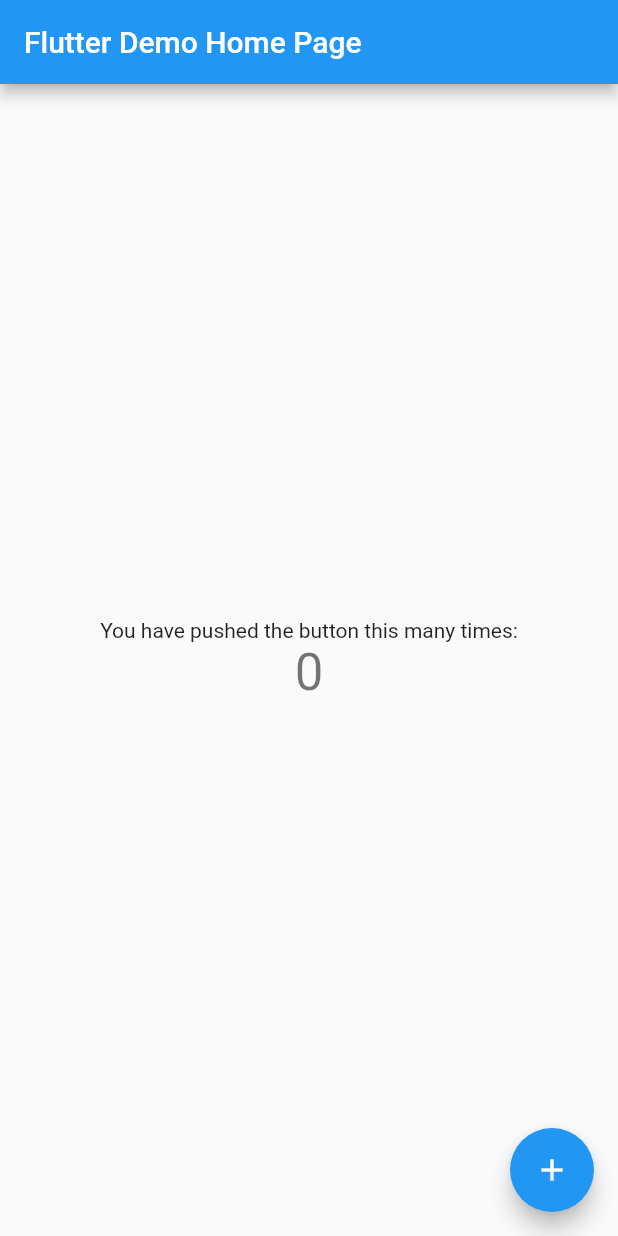
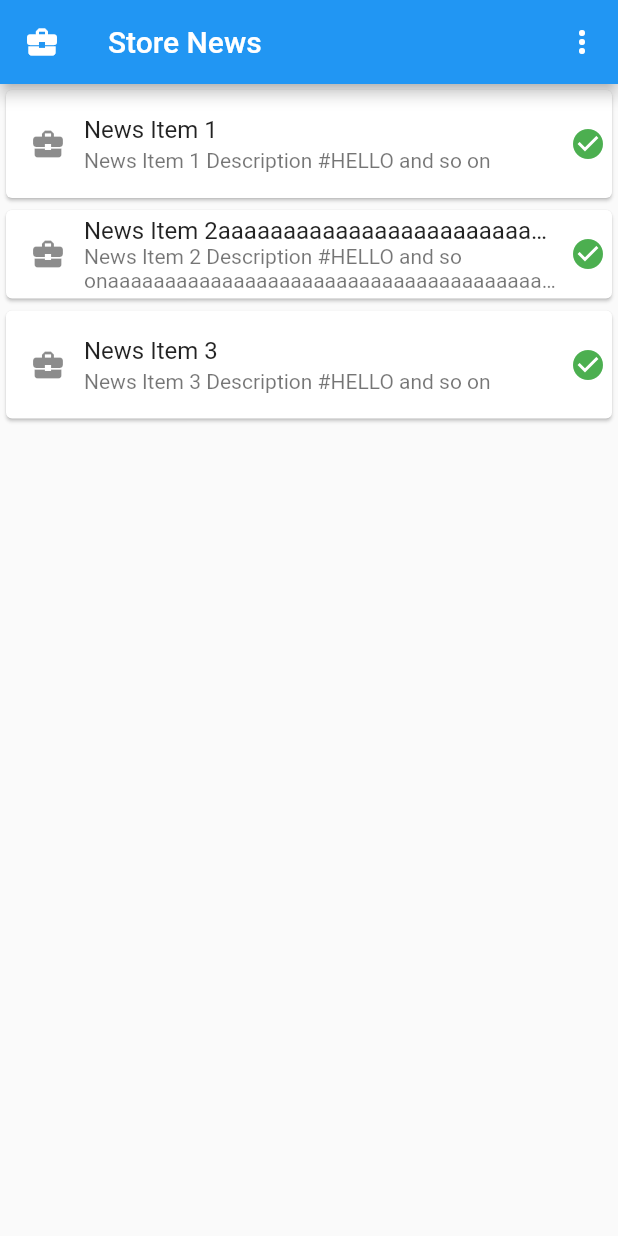
Before and after one commit to malthee/StoreNews.App, a Flutter app: the screen it shows after launch, on a phone screen of 412 x 824 dp. Run offline on Flutter 3.47's test engine with Material 2 defaults, Android fonts, the phone set to English and light mode, and no system bars; our stand-ins replace get_it, i18n_extension.

Commit message:
Added packages, first gui setups, scrapped line idea

```diff
--- /dev/null
+++ b/storenews/lib/domain/news_item.dart
@@ -0,0 +1,34 @@
+class NewsItem {
+  final String id;
+  final int storeNumber;
+  final int companyNumber;
+  final String name;
+  final String markdownContent;
+  final DateTime lastChanged;
+  final DateTime? expires;
+  final String? detailImageId;
+
+  NewsItem({
+    required this.id,
+    required this.name,
+    required this.markdownContent,
+    required this.storeNumber,
+    required this.companyNumber,
+    required this.lastChanged,
+    this.expires,
+    this.detailImageId,
+  });
+
+  factory NewsItem.fromJson(Map<String, dynamic> json) {
+    return NewsItem(
+      id: json['id'] as String,
+      name: json['name'] as String,
+      markdownContent: json['markdownContent'] as String,
+      storeNumber: json['storeNumber'] as int,
+      companyNumber: json['companyNumber'] as int,
+      lastChanged: DateTime.parse(json['lastChanged'] as String),
+      expires: json['expires'] == null ? null : DateTime.parse(json['expires'] as String),
+      detailImageId: json['detailImageId'] as String?,
+    );
+  }
+}
--- a/storenews/lib/main.dart
+++ b/storenews/lib/main.dart
@@ -1,115 +1,40 @@
 import 'package:flutter/material.dart';
+import 'package:flutter_localizations/flutter_localizations.dart';
+import 'package:get_it/get_it.dart';
+import 'package:i18n_extension/default.i18n.dart';
+import 'package:storenews/ui/pages/news_overview.dart';
+import 'package:storenews/util/constants.dart';
+
+final getIt = GetIt.instance;
 
 void main() {
-  runApp(const MyApp());
+  setupGetIt();
+  runApp(const StoreNewsApp());
 }
 
-class MyApp extends StatelessWidget {
-  const MyApp({super.key});
+void setupGetIt() {
+  //getIt.registerSingleton(instance)
+}
 
-  // This widget is the root of your application.
+class StoreNewsApp extends StatelessWidget {
+  const StoreNewsApp({super.key});
+
   @override
   Widget build(BuildContext context) {
     return MaterialApp(
-      title: 'Flutter Demo',
+      title: appName,
+      localizationsDelegates: const [
+        GlobalMaterialLocalizations.delegate,
+        GlobalWidgetsLocalizations.delegate,
+        GlobalCupertinoLocalizations.delegate
+      ],
+      supportedLocales: const [
+        Locale('en', 'US')
+      ],
       theme: ThemeData(
-        // This is the theme of your application.
-        //
-        // Try running your application with "flutter run". You'll see the
-        // application has a blue toolbar. Then, without quitting the app, try
-        // changing the primarySwatch below to Colors.green and then invoke
-        // "hot reload" (press "r" in the console where you ran "flutter run",
-        // or simply save your changes to "hot reload" in a Flutter IDE).
-        // Notice that the counter didn't reset back to zero; the application
-        // is not restarted.
         primarySwatch: Colors.blue,
       ),
-      home: const MyHomePage(title: 'Flutter Demo Home Page'),
+      home: NewsOverview(),
     );
   }
 }
-
-class MyHomePage extends StatefulWidget {
-  const MyHomePage({super.key, required this.title});
-
-  // This widget is the home page of your application. It is stateful, meaning
-  // that it has a State object (defined below) that contains fields that affect
-  // how it looks.
-
-  // This class is the configuration for the state. It holds the values (in this
-  // case the title) provided by the parent (in this case the App widget) and
-  // used by the build method of the State. Fields in a Widget subclass are
-  // always marked "final".
-
-  final String title;
-
-  @override
-  State<MyHomePage> createState() => _MyHomePageState();
-}
-
-class _MyHomePageState extends State<MyHomePage> {
-  int _counter = 0;
-
-  void _incrementCounter() {
-    setState(() {
-      // This call to setState tells the Flutter framework that something has
-      // changed in this State, which causes it to rerun the build method below
-      // so that the display can reflect the updated values. If we changed
-      // _counter without calling setState(), then the build method would not be
-      // called again, and so nothing would appear to happen.
-      _counter++;
-    });
-  }
-
-  @override
-  Widget build(BuildContext context) {
-    // This method is rerun every time setState is called, for instance as done
-    // by the _incrementCounter method above.
-    //
-    // The Flutter framework has been optimized to make rerunning build methods
-    // fast, so that you can just rebuild anything that needs updating rather
-    // than having to individually change instances of widgets.
-    return Scaffold(
-      appBar: AppBar(
-        // Here we take the value from the MyHomePage object that was created by
-        // the App.build method, and use it to set our appbar title.
-        title: Text(widget.title),
-      ),
-      body: Center(
-        // Center is a layout widget. It takes a single child and positions it
-        // in the middle of the parent.
-        child: Column(
-          // Column is also a layout widget. It takes a list of children and
-          // arranges them vertically. By default, it sizes itself to fit its
-          // children horizontally, and tries to be as tall as its parent.
-          //
-          // Invoke "debug painting" (press "p" in the console, choose the
-          // "Toggle Debug Paint" action from the Flutter Inspector in Android
-          // Studio, or the "Toggle Debug Paint" command in Visual Studio Code)
-          // to see the wireframe for each widget.
-          //
-          // Column has various properties to control how it sizes itself and
-          // how it positions its children. Here we use mainAxisAlignment to
-          // center the children vertically; the main axis here is the vertical
-          // axis because Columns are vertical (the cross axis would be
-          // horizontal).
-          mainAxisAlignment: MainAxisAlignment.center,
-          children: <Widget>[
-            const Text(
-              'You have pushed the button this many times:',
-            ),
-            Text(
-              '$_counter',
-              style: Theme.of(context).textTheme.headlineMedium,
-            ),
-          ],
-        ),
-      ),
-      floatingActionButton: FloatingActionButton(
-        onPressed: _incrementCounter,
-        tooltip: 'Increment',
-        child: const Icon(Icons.add),
-      ), // This trailing comma makes auto-formatting nicer for build methods.
-    );
-  }
-}
--- a/storenews/lib/ui/pages/news_overview.dart
+++ b/storenews/lib/ui/pages/news_overview.dart
@@ -0,0 +1,58 @@
+import 'package:flutter/material.dart';
+
+// Replace with translations for multiple language support
+import 'package:i18n_extension/default.i18n.dart';
+import 'package:storenews/domain/news_item.dart';
+import 'package:storenews/ui/widgets/bt_settings_button.dart';
+import 'package:storenews/ui/widgets/news_item_stepper.dart';
+
+class NewsOverview extends StatelessWidget {
+  NewsOverview({super.key});
+
+  final newsItems = <NewsItem>[
+    NewsItem(
+        name: 'News Item 1',
+        markdownContent: 'News Item 1 Description #HELLO and so on',
+        lastChanged: DateTime.now(),
+        companyNumber: 1,
+        storeNumber: 1,
+        id: '1'
+    ),
+    NewsItem(
+        name: 'News Item 2aaaaaaaaaaaaaaaaaaaaaaaaaaaaaaaaaaaaa',
+        markdownContent: 'News Item 2 Description #HELLO and so onaaaaaaaaaaaaaaaaaaaaaaaaaaaaaaaaaaaaaaaa',
+        lastChanged: DateTime.now(),
+        companyNumber: 1,
+        storeNumber: 1,
+        id: '2'
+    ),
+    NewsItem(
+        name: 'News Item 3',
+        markdownContent: 'News Item 3 Description #HELLO and so on',
+        lastChanged: DateTime.now(),
+        companyNumber: 1,
+        storeNumber: 1,
+        id: '3'
+    ),
+  ];
+
+  @override
+  Widget build(BuildContext context) {
+    return Scaffold(
+      appBar: AppBar(
+        leading: const Icon(Icons.business_center),
+        title: Text('Store News'.i18n),
+        actions: const [
+          BtSettingsButton()
+        ],
+      ),
+      body: Visibility(
+          visible: newsItems.isEmpty,
+          replacement: NewsItemStepper(newsItems: newsItems),
+          child: Center(
+            child: Text('No news found'.i18n),
+          )
+      ),
+    );
+  }
+}
--- /dev/null
+++ b/storenews/lib/ui/widgets/bt_settings_button.dart
@@ -0,0 +1,15 @@
+import 'package:flutter/material.dart';
+
+class BtSettingsButton extends StatelessWidget {
+  const BtSettingsButton({super.key});
+
+  @override
+  Widget build(BuildContext context) {
+    return IconButton(
+      icon: const Icon(Icons.more_vert),
+      onPressed: () {
+        // TODO start stop bt menu
+      },
+    );
+  }
+}
--- /dev/null
+++ b/storenews/lib/ui/widgets/news_item_stepper.dart
@@ -0,0 +1,67 @@
+import 'package:flutter/material.dart';
+import 'package:i18n_extension/default.i18n.dart';
+import 'package:storenews/domain/news_item.dart';
+
+class NewsItemStepper extends StatelessWidget {
+  final List<NewsItem> newsItems;
+
+  const NewsItemStepper({super.key, required this.newsItems});
+
+  @override
+  Widget build(BuildContext context) {
+    return ListView.builder(
+      itemCount: newsItems.length,
+      itemBuilder: (context, index) {
+        return Card(
+          child: ListTile(
+            contentPadding:
+                const EdgeInsets.symmetric(horizontal: 4.0, vertical: 0.0),
+            horizontalTitleGap: 0.0,
+            visualDensity: VisualDensity.adaptivePlatformDensity,
+            titleAlignment: ListTileTitleAlignment.center,
+            onTap: () => _stepTapped(index),
+            leading: IconButton(
+              icon: Container(
+                  decoration: BoxDecoration(
+                      borderRadius: BorderRadius.circular(50.0),
+                      color: Theme.of(context).colorScheme.surface),
+                  child: Icon(Icons.business_center)),
+              onPressed: () {},
+            ),
+            title: Text(newsItems[index].name,
+                maxLines: 1, overflow: TextOverflow.ellipsis),
+            subtitle: Text(newsItems[index].markdownContent,
+                maxLines: 2, overflow: TextOverflow.ellipsis),
+            trailing: _newsItemExpiredIcon(index),
+          ),
+        );
+      },
+    );
+  }
+
+  void _stepTapped(int index) {}
+
+  Widget _newsItemExpiredIcon(int index) {
+    final currentTime = DateTime.now();
+    final expires = newsItems[index].expires;
+
+    if(expires == null) {
+      return Tooltip(
+        message: 'Never expires'.i18n,
+        child: const Icon(Icons.check_circle, color: Colors.green),
+      );
+    } else if(currentTime.isAfter(expires)) {
+      return Tooltip(
+        message: 'Expired on %s'.i18n.fill([expires]),
+        child: const Icon(Icons.warning_amber, color: Colors.yellow),
+      );
+    } else {
+      return Tooltip(
+        message: 'Expires on %s'.i18n.fill([expires]),
+        child: const Icon(Icons.check_circle, color: Colors.green),
+      );
+    }
+
+
+  }
+}
--- /dev/null
+++ b/storenews/lib/util/constants.dart
@@ -0,0 +1 @@
+const appName = "Store News";
--- a/storenews/pubspec.yaml
+++ b/storenews/pubspec.yaml
@@ -31,10 +31,15 @@ dependencies:
   flutter:
     sdk: flutter
 
+  flutter_localizations:
+    sdk: flutter
+
+  i18n_extension: ^4.1.0
 
   # The following adds the Cupertino Icons font to your application.
   # Use with the CupertinoIcons class for iOS style icons.
   cupertino_icons: ^1.0.2
+  get_it: ^7.6.0
 
 dev_dependencies:
   flutter_test:
```
Also changed, not shown: storenews/pubspec.lock, 2 other files.
